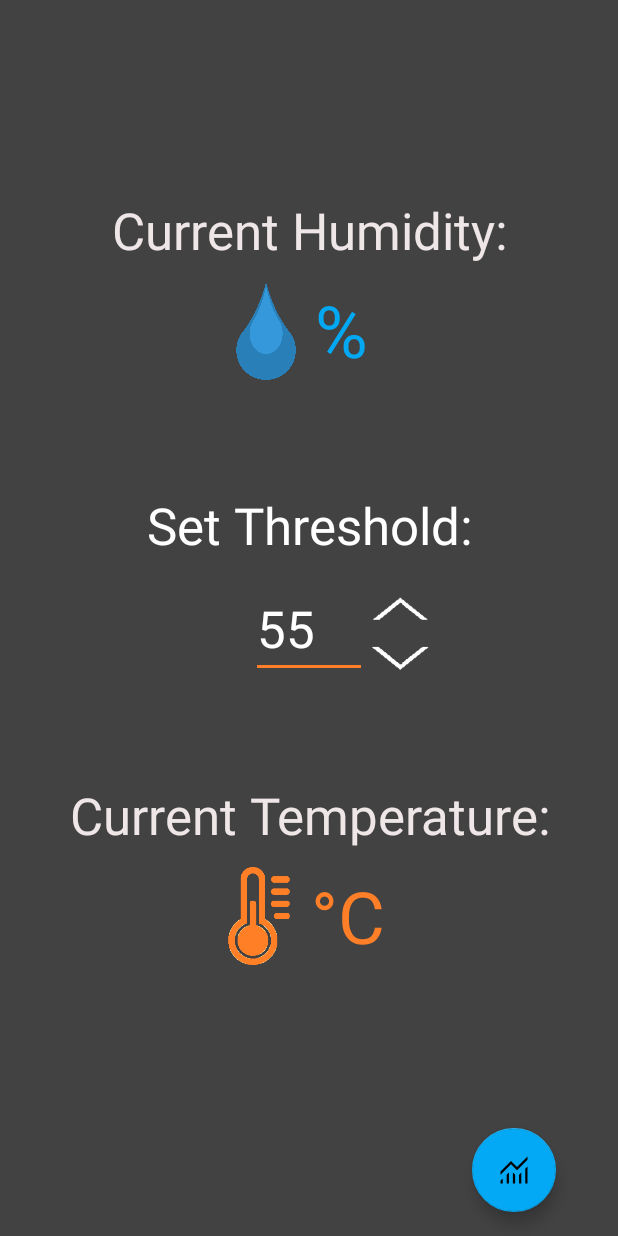
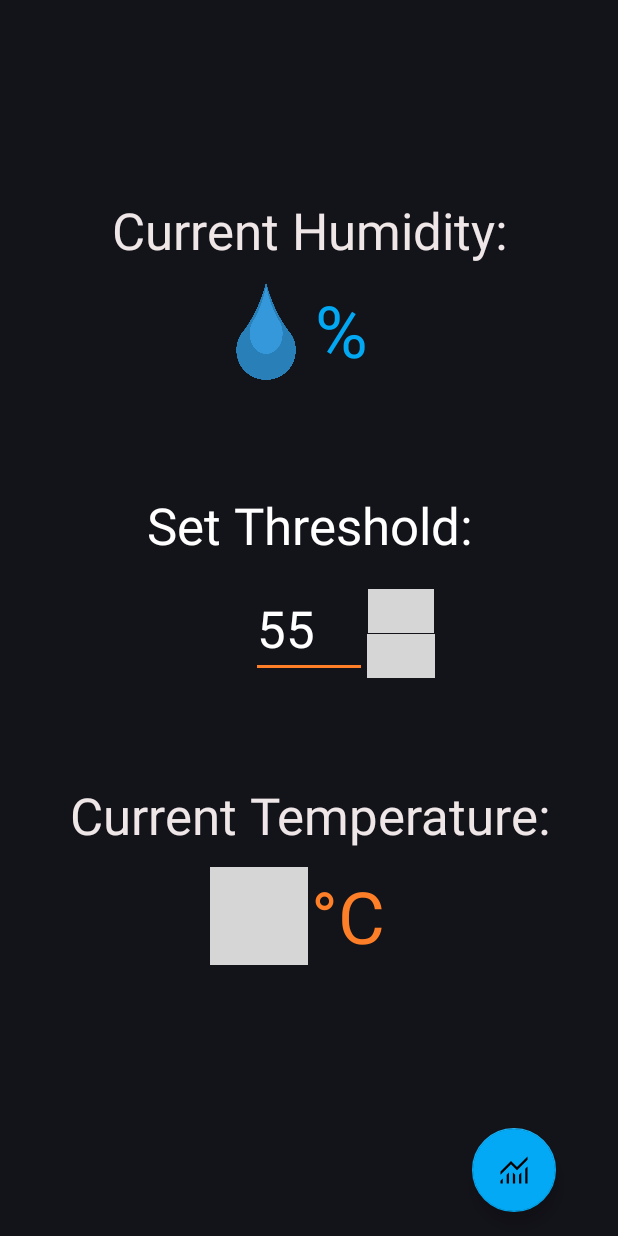
Before and after one commit to christosfas/HumidityTempChart, an Android app: the MainActivity screen opened directly, with no data from a screen before it, on a phone screen of 412 x 824 dp. Run offline under Robolectric (Android 15) with nearby library versions, the phone set to English and light mode, and no system bars; our stand-ins replace Firebase (no records; nobody signed in at launch, a user with empty details on screens opened directly); 3 statements that could not run were skipped; grey boxes are pictures that could not be loaded.

Commit message:
background color change

```diff
--- a/app/src/main/res/drawable/backicon.xml
+++ b/app/src/main/res/drawable/backicon.xml
@@ -2,8 +2,9 @@
     android:width="48dp"
     android:height="48dp"
     android:viewportWidth="960"
-    android:viewportHeight="960">
+    android:viewportHeight="960"
+    android:background ="@color/background">
   <path
-      android:fillColor="#03A8F3"
+      android:fillColor="@color/fasoulablue"
       android:pathData="M480,800 L160,480l320,-320 42,42 -248,248h526v60L274,510l248,248 -42,42Z"/>
 </vector>
--- a/app/src/main/res/layout/activity_chart.xml
+++ b/app/src/main/res/layout/activity_chart.xml
@@ -5,7 +5,7 @@
     xmlns:tools="http://schemas.android.com/tools"
     android:layout_width="match_parent"
     android:layout_height="match_parent"
-    android:background="@color/cardview_dark_background"
+    android:background="@color/background"
     android:fillViewport="true"
     tools:context=".ChartActivity">
 
@@ -42,7 +42,7 @@
         android:id="@+id/backButton"
         android:layout_width="77dp"
         android:layout_height="48dp"
-        android:background="#424242"
+        android:background="@color/background"
         android:onClick="goBack"
         app:layout_constraintBottom_toTopOf="@+id/humidityChart"
         app:layout_constraintEnd_toEndOf="parent"
--- a/app/src/main/res/layout/activity_device_config.xml
+++ b/app/src/main/res/layout/activity_device_config.xml
@@ -6,7 +6,7 @@ android:layout_width="match_parent"
 android:layout_height="match_parent"
 tools:context=".DeviceConfigActivity"
 android:padding="16dp"
-    android:background="@color/cardview_dark_background">
+    android:background="@color/background">
 
 <androidx.constraintlayout.widget.ConstraintLayout
     android:id="@+id/content"
@@ -145,7 +145,7 @@ android:padding="16dp"
     android:layout_width="match_parent"
     android:layout_height="match_parent"
     android:layout_gravity="center"
-    android:background="@color/cardview_dark_background"
+    android:background="@color/background"
     android:gravity="center"
     android:orientation="vertical"
     android:visibility="gone">
--- a/app/src/main/res/layout/activity_login.xml
+++ b/app/src/main/res/layout/activity_login.xml
@@ -8,7 +8,7 @@
     android:gravity="center_vertical"
     android:orientation="vertical"
     android:padding="8dp"
-    android:background="@color/cardview_dark_background"
+    android:background="@color/background"
     tools:context=".LoginActivity">
 
     <LinearLayout
@@ -17,14 +17,14 @@
         android:gravity="center_vertical"
         android:orientation="vertical"
         android:padding="7dp"
-        android:background="@color/cardview_dark_background"
+        android:background="@color/background"
         tools:context=".LoginActivity">
 
         <ImageView
             android:id="@+id/loginLogo"
             android:layout_width="match_parent"
             android:layout_height="wrap_content"
-            app:srcCompat="@drawable/logo" />
+            app:srcCompat="@drawable/logo_removebg" />
 
         <!-- TextView for heading -->
         <TextView
--- a/app/src/main/res/layout/activity_main.xml
+++ b/app/src/main/res/layout/activity_main.xml
@@ -5,7 +5,7 @@
     xmlns:tools="http://schemas.android.com/tools"
     android:layout_width="match_parent"
     android:layout_height="match_parent"
-    android:background="@color/cardview_dark_background"
+    android:background="@color/background"
     tools:context=".MainActivity">
 
     <ScrollView
@@ -17,7 +17,7 @@
     <androidx.constraintlayout.widget.ConstraintLayout
         android:layout_width="match_parent"
         android:layout_height="match_parent"
-        android:background="@color/cardview_dark_background"
+        android:background="@color/background"
         tools:context=".MainActivity">
 
     <TextView
@@ -97,7 +97,7 @@
         app:layout_constraintHorizontal_bias="1.0"
         app:layout_constraintStart_toStartOf="parent"
         app:layout_constraintTop_toBottomOf="@+id/textView4"
-        app:srcCompat="@drawable/thermometer" />
+        app:srcCompat="@drawable/thermometer_removebg" />
 
     <TextView
         android:id="@+id/textView7"
@@ -175,7 +175,7 @@
         app:layout_constraintStart_toEndOf="@+id/editTextHumidity"
         app:layout_constraintTop_toBottomOf="@+id/textView9"
         app:layout_constraintVertical_bias="0.916"
-        app:srcCompat="@drawable/arrowup" />
+        app:srcCompat="@drawable/arrowup_removebg" />
 
     <ImageView
         android:id="@+id/downBtn"
@@ -190,7 +190,7 @@
         app:layout_constraintStart_toEndOf="@+id/editTextHumidity"
         app:layout_constraintTop_toBottomOf="@+id/textView9"
         app:layout_constraintVertical_bias="0.134"
-        app:srcCompat="@drawable/arrowdown" />
+        app:srcCompat="@drawable/arrowdown_removebg" />
 
     </androidx.constraintlayout.widget.ConstraintLayout>
     </ScrollView>
--- a/app/src/main/res/layout/activity_registration.xml
+++ b/app/src/main/res/layout/activity_registration.xml
@@ -6,7 +6,7 @@
     xmlns:tools="http://schemas.android.com/tools"
     android:layout_width="match_parent"
     android:layout_height="match_parent"
-    android:background="@color/cardview_dark_background"
+    android:background="@color/background"
     android:fillViewport="true"
     android:padding="8dp"
     tools:context=".ChartActivity">
@@ -32,7 +32,7 @@
             android:id="@+id/registerLogo"
             android:layout_width="wrap_content"
             android:layout_height="300dp"
-            app:srcCompat="@drawable/logo" />
+            app:srcCompat="@drawable/logo_removebg" />
 
         <TextView
             android:id="@+id/textView2"
```
